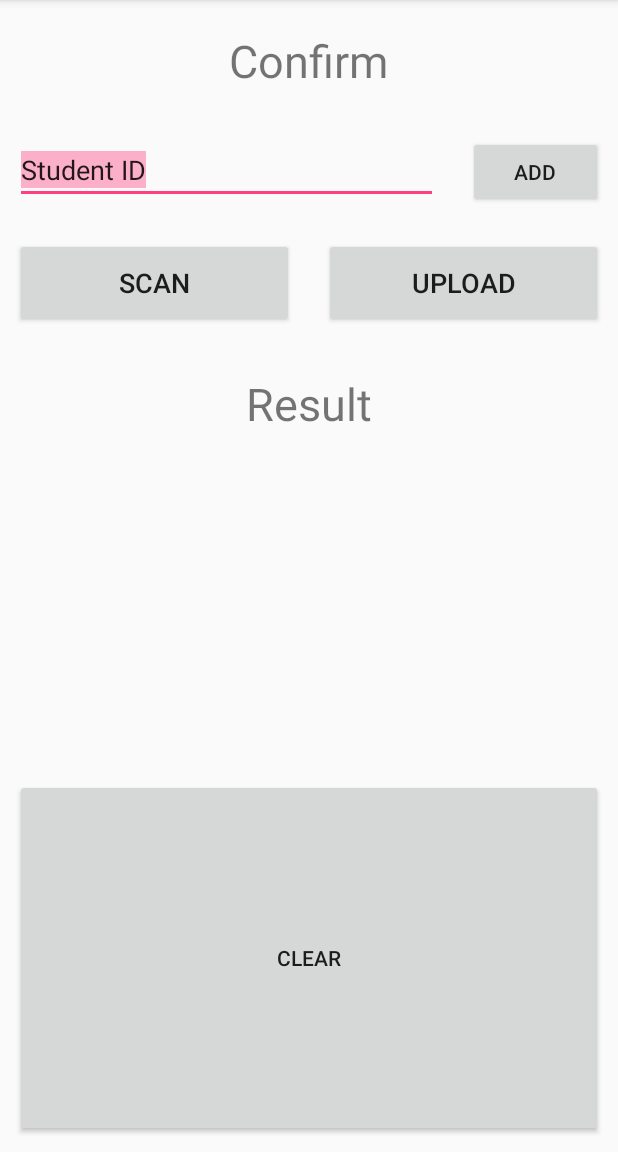
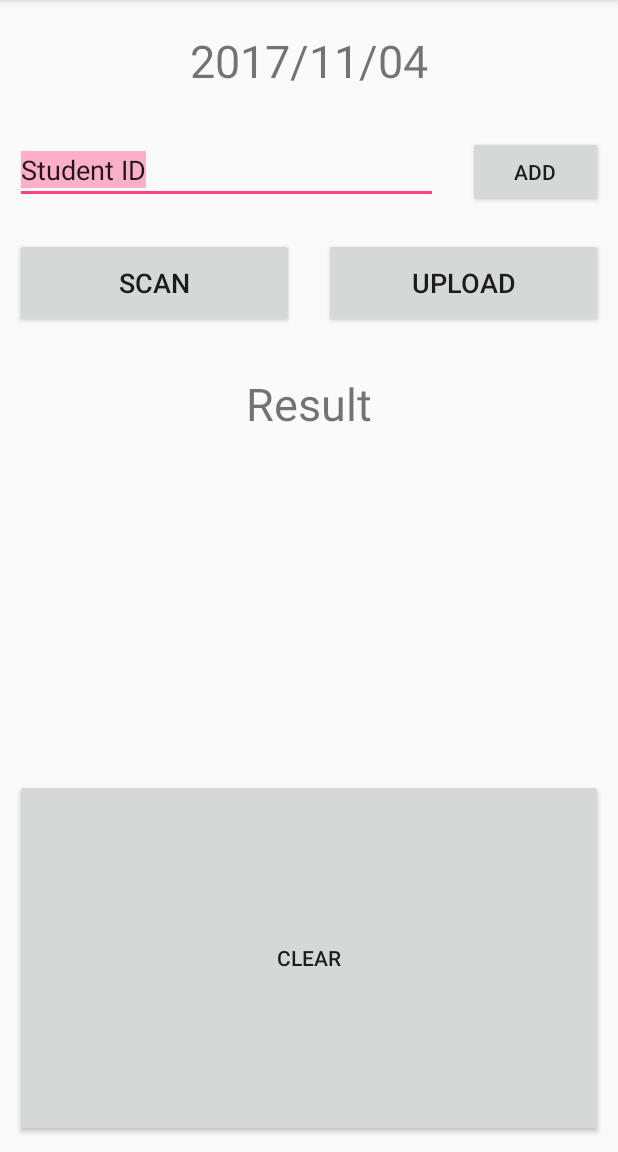
Before and after one commit to nckucsiewv/Confirm_identity_app, an Android app: the screen it shows after launch (ScanActivity), after a tap on "掃描檢錄", on a phone screen of 412 x 824 dp, the part 84-1236 px from its top. Run offline under Robolectric (Android 15) with nearby library versions, the phone set to English and light mode, and no system bars; our stand-ins replace Firebase (no records; nobody signed in at launch, a user with empty details on screens opened directly); libraries missing offline, so code that uses them is left out: com.google.zxing.integration.

Commit message:
show date in ScanActivity.

```diff
--- a/app/src/main/java/csiewv/yuwen/app/app/ScanActivity.java
+++ b/app/src/main/java/csiewv/yuwen/app/app/ScanActivity.java
@@ -29,6 +29,10 @@ public class ScanActivity extends AppCompatActivity implements ApiCallback {
 
         Bundle bundle = getIntent().getExtras();
         date = bundle.getString("date");
+
+        // display date
+        TextView title = (TextView)findViewById(R.id.textView);
+        title.setText(date.substring(0,4) + "/" + date.substring(4,6) + "/" + date.substring(6,8));
 
         scanResult = (TextView)findViewById(R.id.textView3);
         scanResult.setText("");
```
Also changed, not shown: 1 other file.
